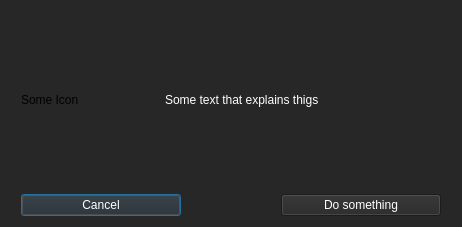
Old version of the form include/iiwa_gui/universal_popup.ui in the repository timmmmimmm/KUKA-LBR-IIWA7-R800-ROS_GUI.
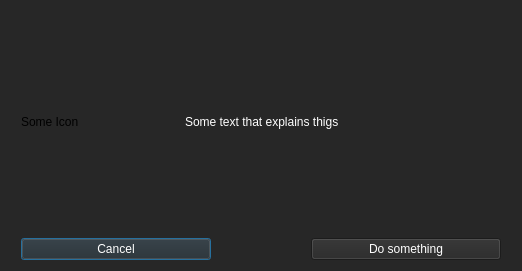
New version of the form.

```diff
--- a/include/iiwa_gui/universal_popup.ui
+++ b/include/iiwa_gui/universal_popup.ui
@@ -9,10 +9,16 @@
    <rect>
     <x>0</x>
     <y>0</y>
-    <width>462</width>
-    <height>227</height>
+    <width>522</width>
+    <height>271</height>
    </rect>
   </property>
+  <property name="sizePolicy">
+   <sizepolicy hsizetype="Fixed" vsizetype="Fixed">
+    <horstretch>0</horstretch>
+    <verstretch>0</verstretch>
+   </sizepolicy>
+  </property>
   <property name="windowTitle">
    <string>Dialog</string>
   </property>
@@ -45,6 +51,9 @@
          <property name="text">
           <string>Some text that explains thigs</string>
          </property>
+         <property name="wordWrap">
+          <bool>true</bool>
+         </property>
         </widget>
        </item>
       </layout>
```
